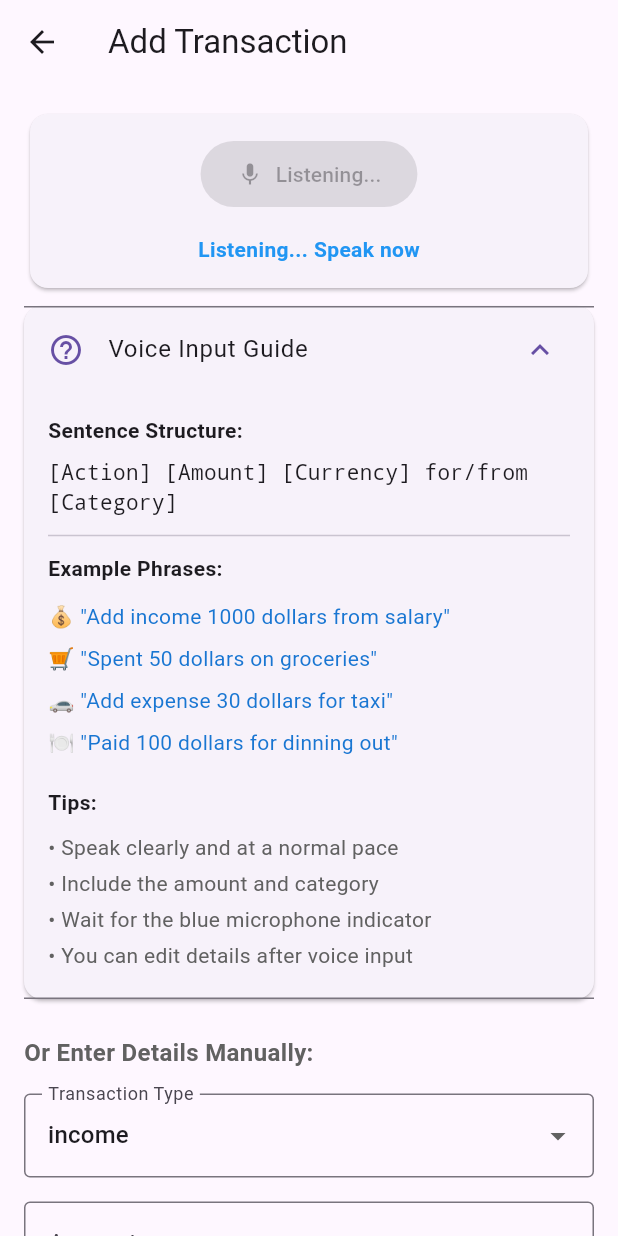
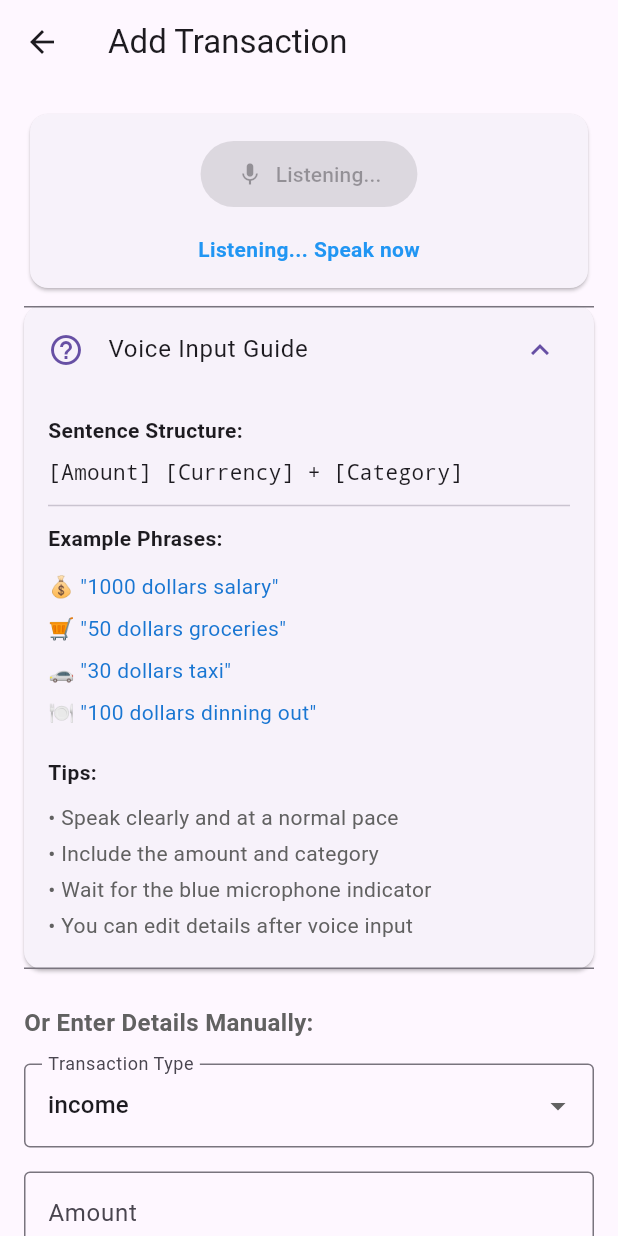
Before and after one commit to LinNyiAung/ToePwar, a Flutter app: the AddTransactionView screen opened directly with empty values, after a tap on "Add by Voice", after a tap on "Voice Input Guide", on a phone screen of 412 x 824 dp. Run offline on Flutter 3.47's test engine with Material 3 defaults, Android fonts, the light colour scheme and no system bars; our stand-ins replace fl_chart, google_fonts, speech_to_text.

Commit message:
thousand amount fix and sentence structure fix in voice input

```diff
--- a/toepwar/lib/views/transaction/add_transaction_view.dart
+++ b/toepwar/lib/views/transaction/add_transaction_view.dart
@@ -54,7 +54,7 @@ class _AddTransactionViewState extends State<AddTransactionView> {
                 ),
                 SizedBox(height: 8),
                 Text(
-                  '[Action] [Amount] [Currency] for/from [Category]',
+                  '[Amount] [Currency] + [Category]',
                   style: TextStyle(fontFamily: 'monospace'),
                 ),
                 Divider(height: 24),
@@ -63,10 +63,10 @@ class _AddTransactionViewState extends State<AddTransactionView> {
                   style: TextStyle(fontWeight: FontWeight.bold),
                 ),
                 SizedBox(height: 8),
-                _buildExamplePhrase('💰 "Add income 1000 dollars from salary"'),
-                _buildExamplePhrase('🛒 "Spent 50 dollars on groceries"'),
-                _buildExamplePhrase('🚗 "Add expense 30 dollars for taxi"'),
-                _buildExamplePhrase('🍽️ "Paid 100 dollars for dinning out"'),
+                _buildExamplePhrase('💰 "1000 dollars salary"'),
+                _buildExamplePhrase('🛒 "50 dollars groceries"'),
+                _buildExamplePhrase('🚗 "30 dollars taxi"'),
+                _buildExamplePhrase('🍽️ "100 dollars dinning out"'),
                 SizedBox(height: 16),
                 Text(
                   'Tips:',
--- a/toepwar/lib/views/transaction/edit_transaction_view.dart
+++ b/toepwar/lib/views/transaction/edit_transaction_view.dart
@@ -110,7 +110,7 @@ class _EditTransactionViewState extends State<EditTransactionView> {
                 ),
                 SizedBox(height: 8),
                 Text(
-                  '[Action] [Amount] [Currency] for/from [Category] on/from [Date]',
+                  '[Amount] [Currency] + [Category] + [Date]',
                   style: TextStyle(fontFamily: 'monospace'),
                 ),
                 Divider(height: 24),
@@ -119,10 +119,10 @@ class _EditTransactionViewState extends State<EditTransactionView> {
                   style: TextStyle(fontWeight: FontWeight.bold),
                 ),
                 SizedBox(height: 8),
-                _buildExamplePhrase('💰 "Update to income 1000 dollars from salary on January 15"'),
-                _buildExamplePhrase('🛒 "Change to 50 dollars for groceries from yesterday"'),
-                _buildExamplePhrase('🚗 "Update expense to 30 dollars for taxi 3 days ago"'),
-                _buildExamplePhrase('🍽️ "Make it 100 dollars for dining out on 3/15"'),
+                _buildExamplePhrase('💰 "1000 dollars salary January 15"'),
+                _buildExamplePhrase('🛒 "50 dollars groceries yesterday"'),
+                _buildExamplePhrase('🚗 "30 dollars taxi 3 days ago"'),
+                _buildExamplePhrase('🍽️ "100 dollars dining out today"'),
                 SizedBox(height: 16),
                 Text(
                   'Supported Date Formats:',
```
Also changed, not shown: toepwar/lib/helpers/voice_transaction_handler.dart (+85 -16 lines).
